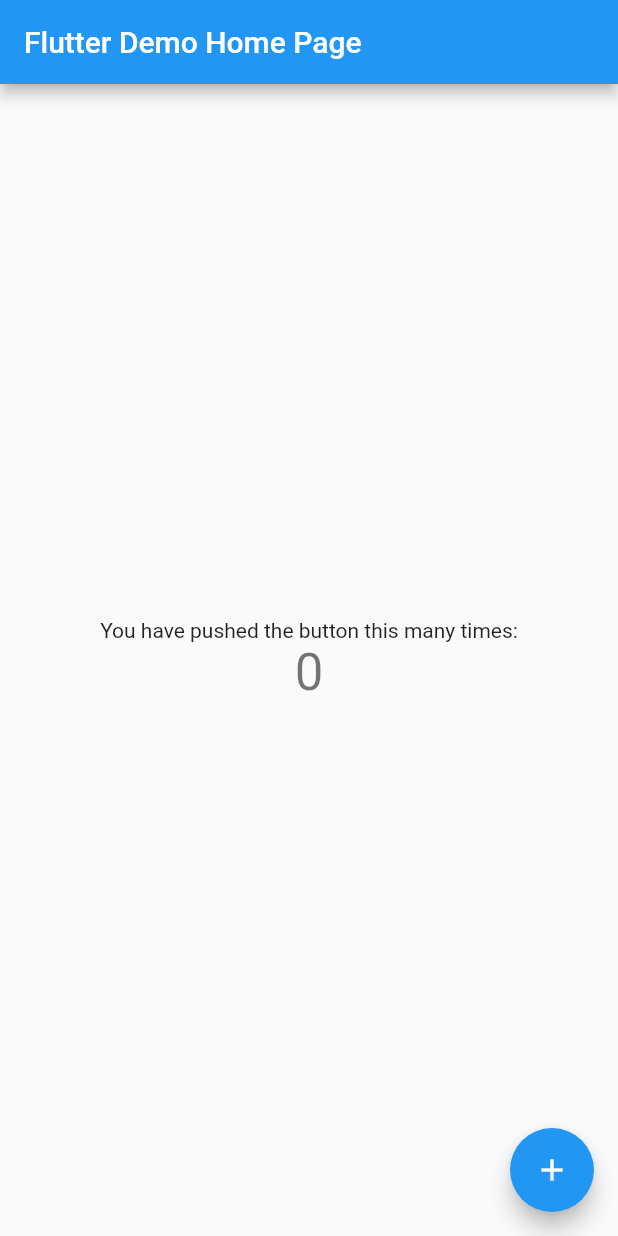
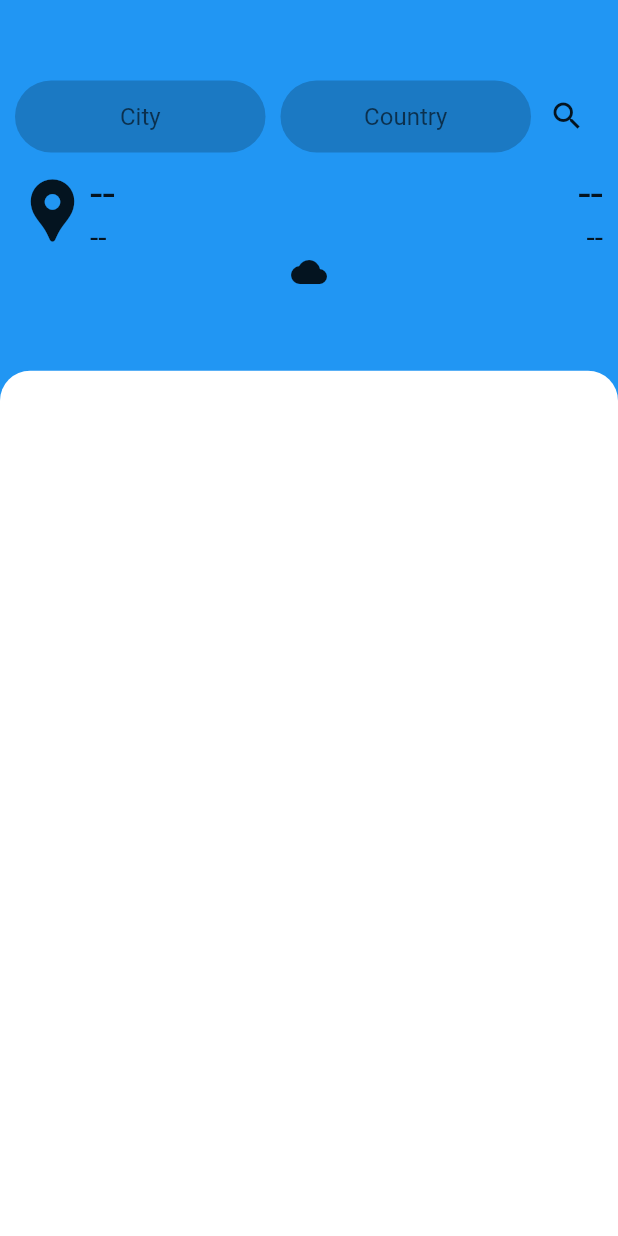
Before and after one commit to rhodeon/Weatherly, a Flutter app: the screen it shows after launch, on a phone screen of 412 x 824 dp. Run offline on Flutter 3.47's test engine with Material 2 defaults, Android fonts, the light colour scheme and no system bars.

Commit message:
Implemented mainscreen with location and temperature.

```diff
--- a/lib/main.dart
+++ b/lib/main.dart
@@ -1,113 +1,19 @@
 import 'package:flutter/material.dart';
+import 'package:weatherly/screens/home_screen.dart';
 
 void main() {
   runApp(MyApp());
 }
 
 class MyApp extends StatelessWidget {
-  // This widget is the root of your application.
   @override
   Widget build(BuildContext context) {
     return MaterialApp(
-      title: 'Flutter Demo',
+      title: 'Weatherly',
       theme: ThemeData(
-        // This is the theme of your application.
-        //
-        // Try running your application with "flutter run". You'll see the
-        // application has a blue toolbar. Then, without quitting the app, try
-        // changing the primarySwatch below to Colors.green and then invoke
-        // "hot reload" (press "r" in the console where you ran "flutter run",
-        // or simply save your changes to "hot reload" in a Flutter IDE).
-        // Notice that the counter didn't reset back to zero; the application
-        // is not restarted.
         primarySwatch: Colors.blue,
       ),
-      home: MyHomePage(title: 'Flutter Demo Home Page'),
+      home: HomeScreen(),
     );
   }
 }
-
-class MyHomePage extends StatefulWidget {
-  MyHomePage({Key key, this.title}) : super(key: key);
-
-  // This widget is the home page of your application. It is stateful, meaning
-  // that it has a State object (defined below) that contains fields that affect
-  // how it looks.
-
-  // This class is the configuration for the state. It holds the values (in this
-  // case the title) provided by the parent (in this case the App widget) and
-  // used by the build method of the State. Fields in a Widget subclass are
-  // always marked "final".
-
-  final String title;
-
-  @override
-  _MyHomePageState createState() => _MyHomePageState();
-}
-
-class _MyHomePageState extends State<MyHomePage> {
-  int _counter = 0;
-
-  void _incrementCounter() {
-    setState(() {
-      // This call to setState tells the Flutter framework that something has
-      // changed in this State, which causes it to rerun the build method below
-      // so that the display can reflect the updated values. If we changed
-      // _counter without calling setState(), then the build method would not be
-      // called again, and so nothing would appear to happen.
-      _counter++;
-    });
-  }
-
-  @override
-  Widget build(BuildContext context) {
-    // This method is rerun every time setState is called, for instance as done
-    // by the _incrementCounter method above.
-    //
-    // The Flutter framework has been optimized to make rerunning build methods
-    // fast, so that you can just rebuild anything that needs updating rather
-    // than having to individually change instances of widgets.
-    return Scaffold(
-      appBar: AppBar(
-        // Here we take the value from the MyHomePage object that was created by
-        // the App.build method, and use it to set our appbar title.
-        title: Text(widget.title),
-      ),
-      body: Center(
-        // Center is a layout widget. It takes a single child and positions it
-        // in the middle of the parent.
-        child: Column(
-          // Column is also a layout widget. It takes a list of children and
-          // arranges them vertically. By default, it sizes itself to fit its
-          // children horizontally, and tries to be as tall as its parent.
-          //
-          // Invoke "debug painting" (press "p" in the console, choose the
-          // "Toggle Debug Paint" action from the Flutter Inspector in Android
-          // Studio, or the "Toggle Debug Paint" command in Visual Studio Code)
-          // to see the wireframe for each widget.
-          //
-          // Column has various properties to control how it sizes itself and
-          // how it positions its children. Here we use mainAxisAlignment to
-          // center the children vertically; the main axis here is the vertical
-          // axis because Columns are vertical (the cross axis would be
-          // horizontal).
-          mainAxisAlignment: MainAxisAlignment.center,
-          children: <Widget>[
-            Text(
-              'You have pushed the button this many times:',
-            ),
-            Text(
-              '$_counter',
-              style: Theme.of(context).textTheme.headline4,
-            ),
-          ],
-        ),
-      ),
-      floatingActionButton: FloatingActionButton(
-        onPressed: _incrementCounter,
-        tooltip: 'Increment',
-        child: Icon(Icons.add),
-      ), // This trailing comma makes auto-formatting nicer for build methods.
-    );
-  }
-}
--- a/lib/network/weather_api_client.dart
+++ b/lib/network/weather_api_client.dart
@@ -15,6 +15,7 @@
       {
         "q": "$city, $countryCode",
         "appid": "$apiKey",
+        "units": "metric",
       };
 
   Future<CurrentWeatherModel> getCurrentWeather({
--- /dev/null
+++ b/lib/screens/home_screen.dart
@@ -0,0 +1,227 @@
+import 'package:flutter/material.dart';
+import 'package:weatherly/models/current_weather_model.dart';
+import 'package:weatherly/network/weather_api_client.dart';
+
+class HomeScreen extends StatefulWidget {
+  @override
+  _HomeScreenState createState() => _HomeScreenState();
+}
+
+class _HomeScreenState extends State<HomeScreen> {
+  final _formKey = GlobalKey<FormState>();
+  CurrentWeatherModel? _currentWeather;
+  final _cityTextController = TextEditingController();
+  final _countryTextController = TextEditingController();
+
+  @override
+  Widget build(BuildContext context) {
+    return Scaffold(
+      body: Stack(
+        children: [
+          Container(color: Colors.blue),
+          Column(
+            children: [
+              Container(
+                width: MediaQuery.of(context).size.width,
+                height: MediaQuery.of(context).size.height * 0.3,
+                child: Column(
+                  children: [
+                    buildLocationForm(),
+                    SizedBox(height: 10),
+                    buildLocationDetails(),
+                    buildIcon(),
+                  ],
+                  mainAxisAlignment: MainAxisAlignment.center,
+                ),
+              ),
+              //
+              Expanded(
+                child: Container(
+                  decoration: BoxDecoration(
+                    color: Colors.white,
+                    borderRadius: BorderRadius.vertical(
+                      top: Radius.circular(20.0),
+                    ),
+                  ),
+                ),
+              ),
+            ],
+          )
+        ],
+      ),
+    );
+  }
+
+  Widget buildLocationDetails() {
+    return Padding(
+      padding: const EdgeInsets.symmetric(horizontal: 10.0),
+      child: Row(
+        children: [
+          Icon(
+            Icons.location_pin,
+            size: 50,
+          ),
+          Column(
+            crossAxisAlignment: CrossAxisAlignment.start,
+            children: [
+              buildCityName(),
+              buildCountryName(),
+            ],
+          ),
+          Expanded(child: Container()),
+          Column(
+            crossAxisAlignment: CrossAxisAlignment.end,
+            children: [
+              buildTemperature(),
+              buildDescription(),
+            ],
+          )
+        ],
+        mainAxisAlignment: MainAxisAlignment.center,
+      ),
+    );
+  }
+
+  Text buildCityName() {
+    if (_currentWeather != null) {
+      return Text(
+        "${_currentWeather?.city}",
+        style: TextStyle(fontSize: 30),
+      );
+    }
+    return Text(
+      "--",
+      style: TextStyle(fontSize: 30),
+    );
+  }
+
+  Text buildCountryName() {
+    if (_currentWeather != null) {
+      return Text(
+        "${_currentWeather?.country}",
+        style: TextStyle(fontSize: 20),
+      );
+    }
+    return Text(
+      "--",
+      style: TextStyle(fontSize: 20),
+    );
+  }
+
+  Text buildTemperature() {
+    if (_currentWeather != null) {
+      return Text(
+        "${_currentWeather?.weatherFactors.temp}°F",
+        style: TextStyle(fontSize: 30),
+      );
+    }
+    return Text(
+      "--",
+      style: TextStyle(fontSize: 30),
+    );
+  }
+
+  Text buildDescription() {
+    if (_currentWeather != null) {
+      return Text(
+        "${_currentWeather?.weatherState.description}",
+        style: TextStyle(fontSize: 20),
+      );
+    }
+    return Text(
+      "--",
+      style: TextStyle(fontSize: 20),
+    );
+  }
+
+  Widget buildIcon() {
+    if (_currentWeather != null) {
+      return Image.network(
+          "https://openweathermap.org/img/w/${_currentWeather!.weatherState.icon}.png");
+    }
+    return Icon(Icons.cloud);
+  }
+
+  Form buildLocationForm() {
+    return Form(
+      key: _formKey,
+      child: Padding(
+        padding: const EdgeInsets.symmetric(horizontal: 10),
+        child: Row(
+          children: [
+            Expanded(child: buildRoundedContainer(buildCityField())),
+            Container(width: 10),
+            Expanded(child: buildRoundedContainer(buildCountryField())),
+            buildSearchButton()
+          ],
+        ),
+      ),
+    );
+  }
+
+  Container buildRoundedContainer(TextFormField textField) {
+    return Container(
+      decoration: BoxDecoration(
+          color: Colors.black.withAlpha(50),
+          borderRadius: BorderRadius.all(Radius.circular(50.0))),
+      child: textField,
+    );
+  }
+
+  TextFormField buildCityField() {
+    return TextFormField(
+      controller: _cityTextController,
+      textAlign: TextAlign.center,
+      textInputAction: TextInputAction.next,
+      keyboardType: TextInputType.name,
+      decoration: InputDecoration(
+        hintText: "City",
+        border: InputBorder.none,
+        contentPadding: EdgeInsets.symmetric(vertical: 10, horizontal: 15),
+      ),
+      validator: (input) {
+        if (input == "") {
+          return "Enter a city name";
+        }
+        return null;
+      },
+    );
+  }
+
+  TextFormField buildCountryField() {
+    return TextFormField(
+      controller: _countryTextController,
+      textAlign: TextAlign.center,
+      textInputAction: TextInputAction.search,
+      keyboardType: TextInputType.name,
+      decoration: InputDecoration(
+        hintText: "Country",
+        border: InputBorder.none,
+      ),
+    );
+  }
+
+  IconButton buildSearchButton() {
+    return IconButton(
+        icon: Icon(Icons.search),
+        onPressed: () {
+          if (_formKey.currentState!.validate()) {
+            // print(_cityTextController.text);
+            getWeather(_cityTextController.text, _countryTextController.text);
+          }
+        });
+  }
+
+  void getWeather(String city, String country) async {
+    final weather = await OpenWeatherMapApiClient()
+        .getCurrentWeather(city: city, countryCode: country);
+
+    setState(() {
+      _currentWeather = weather;
+    });
+  }
+
+  Widget buildWeatherFactors() {
+    return Column();
+  }
+}
--- a/pubspec.yaml
+++ b/pubspec.yaml
@@ -28,6 +28,7 @@
   # The following adds the Cupertino Icons font to your application.
   # Use with the CupertinoIcons class for iOS style icons.
   cupertino_icons: ^1.0.2
+  http: ^0.13.3
 
 dev_dependencies:
   flutter_test:
```
Also changed, not shown: pubspec.lock.
